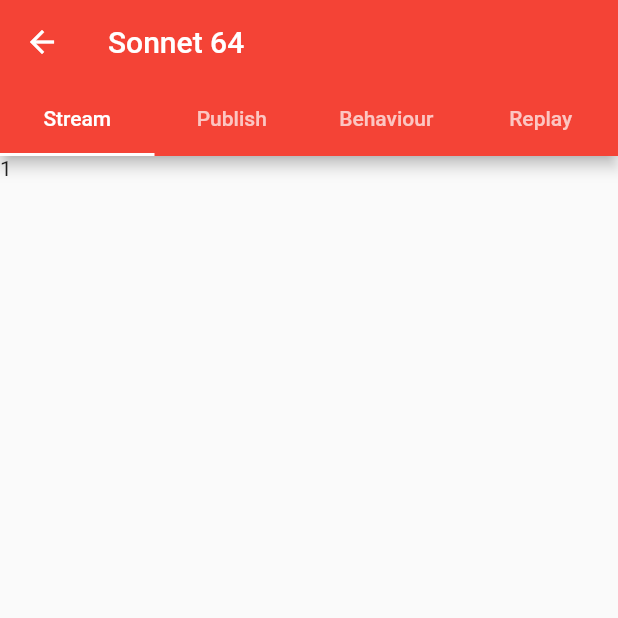
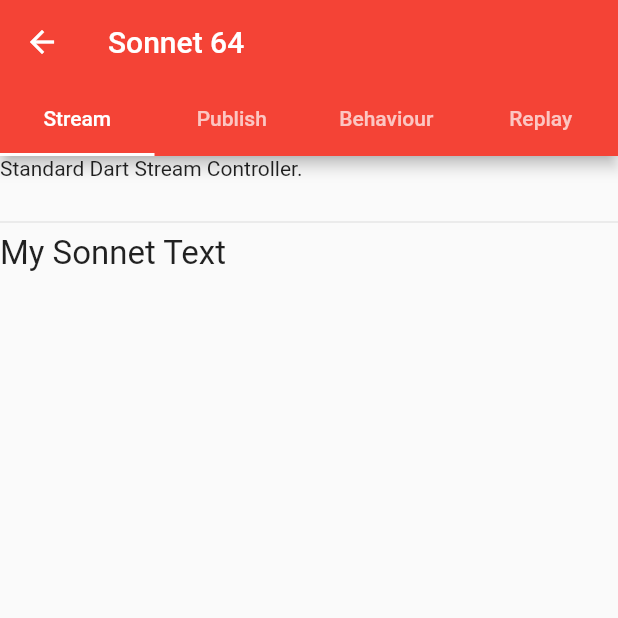
Before and after one commit to rajbahakdanyu/rxdart_tutorial, a Flutter app: the Reader screen opened directly, on a phone screen of 412 x 824 dp, the top half of it. Run offline on Flutter 3.47's test engine with Material 2 defaults, Android fonts, the phone set to English and light mode, and no system bars; our stand-ins replace google_fonts.

Commit message:
Added tab body

```diff
--- a/lib/screens/reader.dart
+++ b/lib/screens/reader.dart
@@ -1,4 +1,5 @@
 import 'package:flutter/material.dart';
+import 'package:google_fonts/google_fonts.dart';
 
 class Reader extends StatelessWidget {
   const Reader({Key? key}) : super(key: key);
@@ -22,20 +23,39 @@ class Reader extends StatelessWidget {
         body: TabBarView(
           children: [
             Scaffold(
-              body: Text('1'),
+              body: tabBody('Standard Dart Stream Controller.'),
             ),
             Scaffold(
-              body: Text('1'),
+              body: tabBody(
+                  'Exactly like a normal broadcast StreamController with one exception: this class is both a Stream and Sink.'),
             ),
             Scaffold(
-              body: Text('1'),
+              body: tabBody(
+                  'A special StreamController that captures the latest item that has been added to the controller, and emits that as the first item to any new listener.'),
             ),
             Scaffold(
-              body: Text('1'),
+              body: tabBody(
+                  'A special StreamController that captures all of the items that have been added to the controller, and emits those as the first items to any new listener.'),
             ),
           ],
         ),
       ),
     );
   }
+
+  tabBody(String desc) {
+    return ListView(
+      children: [
+        Text(desc),
+        SizedBox(height: 20.0),
+        Divider(),
+        Text(
+          'My Sonnet Text',
+          style: GoogleFonts.imFellEnglish(
+            textStyle: TextStyle(fontSize: 22.0),
+          ),
+        ),
+      ],
+    );
+  }
 }
```
